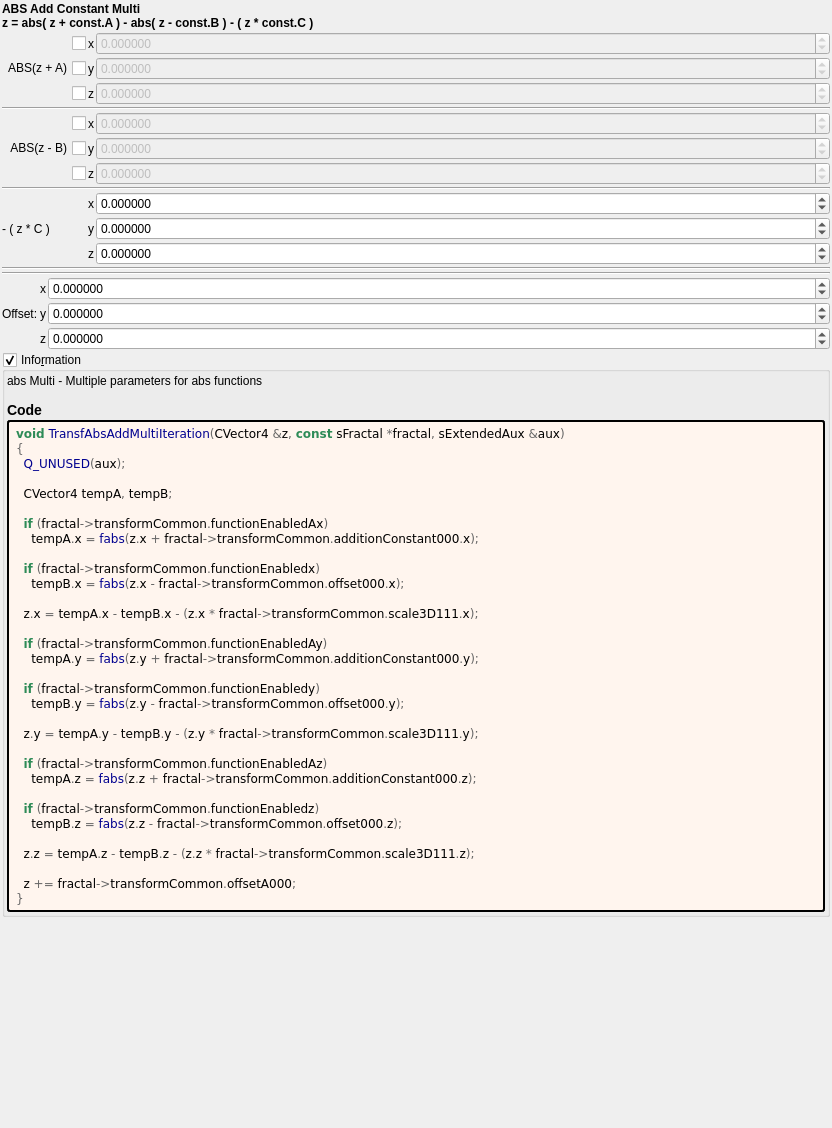
buddhi1980/mandelbulber2, file mandelbulber2/formula/ui/transf_abs_add_multi.ui: the form before one commit.
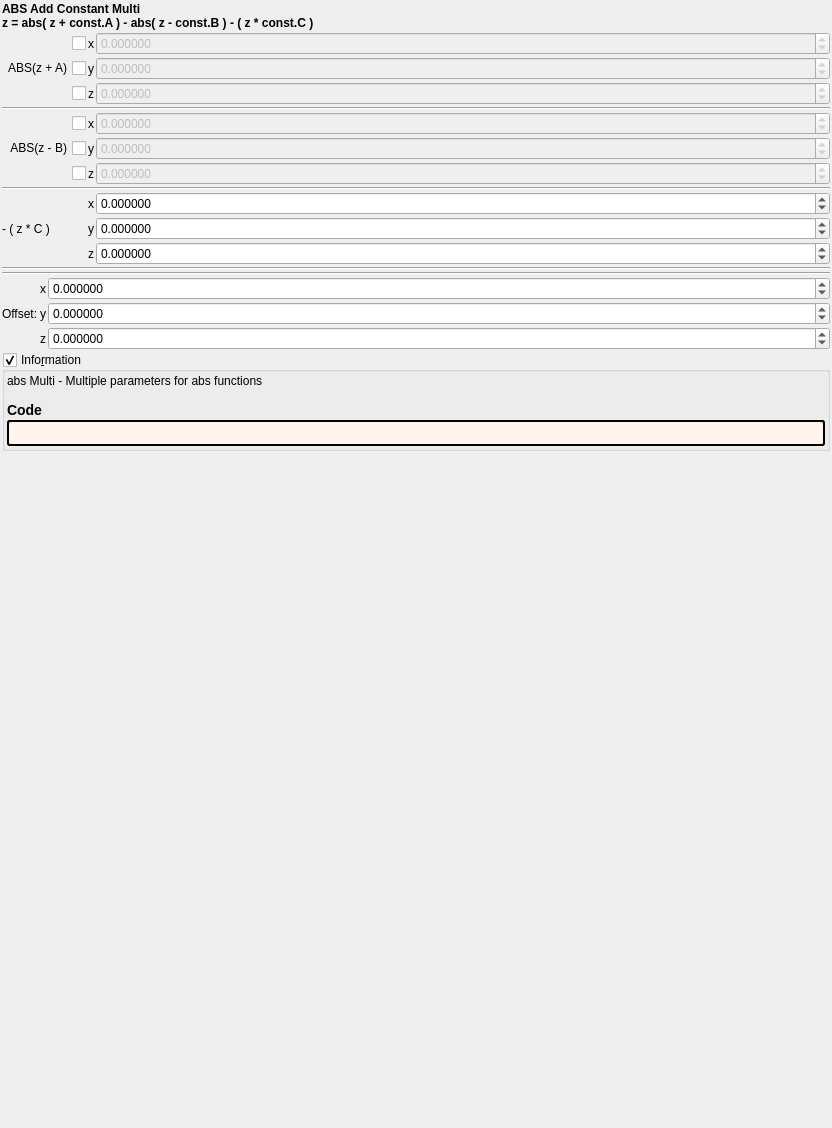
The form after the commit. Custom widgets are drawn as their Qt base class.

What changed in the file:
```diff
--- a/mandelbulber2/formula/ui/transf_abs_add_multi.ui
+++ b/mandelbulber2/formula/ui/transf_abs_add_multi.ui
@@ -621,41 +621,7 @@
          <string notr="true">border-style: outset; border-width: 2px; border-radius: 3px; border-color: black; background-color: #fff5ee; padding: 4px;</string>
         </property>
         <property name="text">
-         <string notr="true">&lt;body style=&quot;background-color:#fff5ee&quot;&gt;
-&lt;pre style=&quot;color:#000000; background-color:#fff5ee;  font-family:'Courier New',monospace;&quot;&gt;&lt;span style=&quot;color:#2e8b57; font-weight:bold&quot;&gt;void&lt;/span&gt; &lt;span style=&quot;color:#00008f&quot;&gt;TransfAbsAddMultiIteration&lt;/span&gt;&lt;span style=&quot;color:#676767&quot;&gt;(&lt;/span&gt;CVector4 &lt;span style=&quot;color:#676767&quot;&gt;&amp;amp;&lt;/span&gt;z&lt;span style=&quot;color:#676767&quot;&gt;,&lt;/span&gt; &lt;span style=&quot;color:#2e8b57; font-weight:bold&quot;&gt;const&lt;/span&gt; sFractal &lt;span style=&quot;color:#676767&quot;&gt;*&lt;/span&gt;fractal&lt;span style=&quot;color:#676767&quot;&gt;,&lt;/span&gt; sExtendedAux &lt;span style=&quot;color:#676767&quot;&gt;&amp;amp;&lt;/span&gt;aux&lt;span style=&quot;color:#676767&quot;&gt;)&lt;/span&gt;
-&lt;span style=&quot;color:#676767&quot;&gt;{&lt;/span&gt;
-  &lt;span style=&quot;color:#00008f&quot;&gt;Q_UNUSED&lt;/span&gt;&lt;span style=&quot;color:#676767&quot;&gt;(&lt;/span&gt;aux&lt;span style=&quot;color:#676767&quot;&gt;);&lt;/span&gt;
-
-  CVector4 tempA&lt;span style=&quot;color:#676767&quot;&gt;,&lt;/span&gt; tempB&lt;span style=&quot;color:#676767&quot;&gt;;&lt;/span&gt;
-
-  &lt;span style=&quot;color:#2e8b57; font-weight:bold&quot;&gt;if&lt;/span&gt; &lt;span style=&quot;color:#676767&quot;&gt;(&lt;/span&gt;fractal&lt;span style=&quot;color:#676767&quot;&gt;-&amp;gt;&lt;/span&gt;transformCommon&lt;span style=&quot;color:#676767&quot;&gt;.&lt;/span&gt;functionEnabledAx&lt;span style=&quot;color:#676767&quot;&gt;)&lt;/span&gt;
-    tempA&lt;span style=&quot;color:#676767&quot;&gt;.&lt;/span&gt;x &lt;span style=&quot;color:#676767&quot;&gt;=&lt;/span&gt; &lt;span style=&quot;color:#00008f&quot;&gt;fabs&lt;/span&gt;&lt;span style=&quot;color:#676767&quot;&gt;(&lt;/span&gt;z&lt;span style=&quot;color:#676767&quot;&gt;.&lt;/span&gt;x &lt;span style=&quot;color:#676767&quot;&gt;+&lt;/span&gt; fractal&lt;span style=&quot;color:#676767&quot;&gt;-&amp;gt;&lt;/span&gt;transformCommon&lt;span style=&quot;color:#676767&quot;&gt;.&lt;/span&gt;additionConstant000&lt;span style=&quot;color:#676767&quot;&gt;.&lt;/span&gt;x&lt;span style=&quot;color:#676767&quot;&gt;);&lt;/span&gt;
-
-  &lt;span style=&quot;color:#2e8b57; font-weight:bold&quot;&gt;if&lt;/span&gt; &lt;span style=&quot;color:#676767&quot;&gt;(&lt;/span&gt;fractal&lt;span style=&quot;color:#676767&quot;&gt;-&amp;gt;&lt;/span&gt;transformCommon&lt;span style=&quot;color:#676767&quot;&gt;.&lt;/span&gt;functionEnabledx&lt;span style=&quot;color:#676767&quot;&gt;)&lt;/span&gt;
-    tempB&lt;span style=&quot;color:#676767&quot;&gt;.&lt;/span&gt;x &lt;span style=&quot;color:#676767&quot;&gt;=&lt;/span&gt; &lt;span style=&quot;color:#00008f&quot;&gt;fabs&lt;/span&gt;&lt;span style=&quot;color:#676767&quot;&gt;(&lt;/span&gt;z&lt;span style=&quot;color:#676767&quot;&gt;.&lt;/span&gt;x &lt;span style=&quot;color:#676767&quot;&gt;-&lt;/span&gt; fractal&lt;span style=&quot;color:#676767&quot;&gt;-&amp;gt;&lt;/span&gt;transformCommon&lt;span style=&quot;color:#676767&quot;&gt;.&lt;/span&gt;offset000&lt;span style=&quot;color:#676767&quot;&gt;.&lt;/span&gt;x&lt;span style=&quot;color:#676767&quot;&gt;);&lt;/span&gt;
-
-  z&lt;span style=&quot;color:#676767&quot;&gt;.&lt;/span&gt;x &lt;span style=&quot;color:#676767&quot;&gt;=&lt;/span&gt; tempA&lt;span style=&quot;color:#676767&quot;&gt;.&lt;/span&gt;x &lt;span style=&quot;color:#676767&quot;&gt;-&lt;/span&gt; tempB&lt;span style=&quot;color:#676767&quot;&gt;.&lt;/span&gt;x &lt;span style=&quot;color:#676767&quot;&gt;- (&lt;/span&gt;z&lt;span style=&quot;color:#676767&quot;&gt;.&lt;/span&gt;x &lt;span style=&quot;color:#676767&quot;&gt;*&lt;/span&gt; fractal&lt;span style=&quot;color:#676767&quot;&gt;-&amp;gt;&lt;/span&gt;transformCommon&lt;span style=&quot;color:#676767&quot;&gt;.&lt;/span&gt;scale3D111&lt;span style=&quot;color:#676767&quot;&gt;.&lt;/span&gt;x&lt;span style=&quot;color:#676767&quot;&gt;);&lt;/span&gt;
-
-  &lt;span style=&quot;color:#2e8b57; font-weight:bold&quot;&gt;if&lt;/span&gt; &lt;span style=&quot;color:#676767&quot;&gt;(&lt;/span&gt;fractal&lt;span style=&quot;color:#676767&quot;&gt;-&amp;gt;&lt;/span&gt;transformCommon&lt;span style=&quot;color:#676767&quot;&gt;.&lt;/span&gt;functionEnabledAy&lt;span style=&quot;color:#676767&quot;&gt;)&lt;/span&gt;
-    tempA&lt;span style=&quot;color:#676767&quot;&gt;.&lt;/span&gt;y &lt;span style=&quot;color:#676767&quot;&gt;=&lt;/span&gt; &lt;span style=&quot;color:#00008f&quot;&gt;fabs&lt;/span&gt;&lt;span style=&quot;color:#676767&quot;&gt;(&lt;/span&gt;z&lt;span style=&quot;color:#676767&quot;&gt;.&lt;/span&gt;y &lt;span style=&quot;color:#676767&quot;&gt;+&lt;/span&gt; fractal&lt;span style=&quot;color:#676767&quot;&gt;-&amp;gt;&lt;/span&gt;transformCommon&lt;span style=&quot;color:#676767&quot;&gt;.&lt;/span&gt;additionConstant000&lt;span style=&quot;color:#676767&quot;&gt;.&lt;/span&gt;y&lt;span style=&quot;color:#676767&quot;&gt;);&lt;/span&gt;
-
-  &lt;span style=&quot;color:#2e8b57; font-weight:bold&quot;&gt;if&lt;/span&gt; &lt;span style=&quot;color:#676767&quot;&gt;(&lt;/span&gt;fractal&lt;span style=&quot;color:#676767&quot;&gt;-&amp;gt;&lt;/span&gt;transformCommon&lt;span style=&quot;color:#676767&quot;&gt;.&lt;/span&gt;functionEnabledy&lt;span style=&quot;color:#676767&quot;&gt;)&lt;/span&gt;
-    tempB&lt;span style=&quot;color:#676767&quot;&gt;.&lt;/span&gt;y &lt;span style=&quot;color:#676767&quot;&gt;=&lt;/span&gt; &lt;span style=&quot;color:#00008f&quot;&gt;fabs&lt;/span&gt;&lt;span style=&quot;color:#676767&quot;&gt;(&lt;/span&gt;z&lt;span style=&quot;color:#676767&quot;&gt;.&lt;/span&gt;y &lt;span style=&quot;color:#676767&quot;&gt;-&lt;/span&gt; fractal&lt;span style=&quot;color:#676767&quot;&gt;-&amp;gt;&lt;/span&gt;transformCommon&lt;span style=&quot;color:#676767&quot;&gt;.&lt;/span&gt;offset000&lt;span style=&quot;color:#676767&quot;&gt;.&lt;/span&gt;y&lt;span style=&quot;color:#676767&quot;&gt;);&lt;/span&gt;
-
-  z&lt;span style=&quot;color:#676767&quot;&gt;.&lt;/span&gt;y &lt;span style=&quot;color:#676767&quot;&gt;=&lt;/span&gt; tempA&lt;span style=&quot;color:#676767&quot;&gt;.&lt;/span&gt;y &lt;span style=&quot;color:#676767&quot;&gt;-&lt;/span&gt; tempB&lt;span style=&quot;color:#676767&quot;&gt;.&lt;/span&gt;y &lt;span style=&quot;color:#676767&quot;&gt;- (&lt;/span&gt;z&lt;span style=&quot;color:#676767&quot;&gt;.&lt;/span&gt;y &lt;span style=&quot;color:#676767&quot;&gt;*&lt;/span&gt; fractal&lt;span style=&quot;color:#676767&quot;&gt;-&amp;gt;&lt;/span&gt;transformCommon&lt;span style=&quot;color:#676767&quot;&gt;.&lt;/span&gt;scale3D111&lt;span style=&quot;color:#676767&quot;&gt;.&lt;/span&gt;y&lt;span style=&quot;color:#676767&quot;&gt;);&lt;/span&gt;
-
-  &lt;span style=&quot;color:#2e8b57; font-weight:bold&quot;&gt;if&lt;/span&gt; &lt;span style=&quot;color:#676767&quot;&gt;(&lt;/span&gt;fractal&lt;span style=&quot;color:#676767&quot;&gt;-&amp;gt;&lt;/span&gt;transformCommon&lt;span style=&quot;color:#676767&quot;&gt;.&lt;/span&gt;functionEnabledAz&lt;span style=&quot;color:#676767&quot;&gt;)&lt;/span&gt;
-    tempA&lt;span style=&quot;color:#676767&quot;&gt;.&lt;/span&gt;z &lt;span style=&quot;color:#676767&quot;&gt;=&lt;/span&gt; &lt;span style=&quot;color:#00008f&quot;&gt;fabs&lt;/span&gt;&lt;span style=&quot;color:#676767&quot;&gt;(&lt;/span&gt;z&lt;span style=&quot;color:#676767&quot;&gt;.&lt;/span&gt;z &lt;span style=&quot;color:#676767&quot;&gt;+&lt;/span&gt; fractal&lt;span style=&quot;color:#676767&quot;&gt;-&amp;gt;&lt;/span&gt;transformCommon&lt;span style=&quot;color:#676767&quot;&gt;.&lt;/span&gt;additionConstant000&lt;span style=&quot;color:#676767&quot;&gt;.&lt;/span&gt;z&lt;span style=&quot;color:#676767&quot;&gt;);&lt;/span&gt;
-
-  &lt;span style=&quot;color:#2e8b57; font-weight:bold&quot;&gt;if&lt;/span&gt; &lt;span style=&quot;color:#676767&quot;&gt;(&lt;/span&gt;fractal&lt;span style=&quot;color:#676767&quot;&gt;-&amp;gt;&lt;/span&gt;transformCommon&lt;span style=&quot;color:#676767&quot;&gt;.&lt;/span&gt;functionEnabledz&lt;span style=&quot;color:#676767&quot;&gt;)&lt;/span&gt;
-    tempB&lt;span style=&quot;color:#676767&quot;&gt;.&lt;/span&gt;z &lt;span style=&quot;color:#676767&quot;&gt;=&lt;/span&gt; &lt;span style=&quot;color:#00008f&quot;&gt;fabs&lt;/span&gt;&lt;span style=&quot;color:#676767&quot;&gt;(&lt;/span&gt;z&lt;span style=&quot;color:#676767&quot;&gt;.&lt;/span&gt;z &lt;span style=&quot;color:#676767&quot;&gt;-&lt;/span&gt; fractal&lt;span style=&quot;color:#676767&quot;&gt;-&amp;gt;&lt;/span&gt;transformCommon&lt;span style=&quot;color:#676767&quot;&gt;.&lt;/span&gt;offset000&lt;span style=&quot;color:#676767&quot;&gt;.&lt;/span&gt;z&lt;span style=&quot;color:#676767&quot;&gt;);&lt;/span&gt;
-
-  z&lt;span style=&quot;color:#676767&quot;&gt;.&lt;/span&gt;z &lt;span style=&quot;color:#676767&quot;&gt;=&lt;/span&gt; tempA&lt;span style=&quot;color:#676767&quot;&gt;.&lt;/span&gt;z &lt;span style=&quot;color:#676767&quot;&gt;-&lt;/span&gt; tempB&lt;span style=&quot;color:#676767&quot;&gt;.&lt;/span&gt;z &lt;span style=&quot;color:#676767&quot;&gt;- (&lt;/span&gt;z&lt;span style=&quot;color:#676767&quot;&gt;.&lt;/span&gt;z &lt;span style=&quot;color:#676767&quot;&gt;*&lt;/span&gt; fractal&lt;span style=&quot;color:#676767&quot;&gt;-&amp;gt;&lt;/span&gt;transformCommon&lt;span style=&quot;color:#676767&quot;&gt;.&lt;/span&gt;scale3D111&lt;span style=&quot;color:#676767&quot;&gt;.&lt;/span&gt;z&lt;span style=&quot;color:#676767&quot;&gt;);&lt;/span&gt;
-
-  z &lt;span style=&quot;color:#676767&quot;&gt;+=&lt;/span&gt; fractal&lt;span style=&quot;color:#676767&quot;&gt;-&amp;gt;&lt;/span&gt;transformCommon&lt;span style=&quot;color:#676767&quot;&gt;.&lt;/span&gt;offsetA000&lt;span style=&quot;color:#676767&quot;&gt;;&lt;/span&gt;
-&lt;span style=&quot;color:#676767&quot;&gt;}&lt;/span&gt;
-&lt;/pre&gt;
-&lt;/body&gt;</string>
+         <string notr="true"></string>
         </property>
         <property name="wordWrap">
          <bool>true</bool>
```
